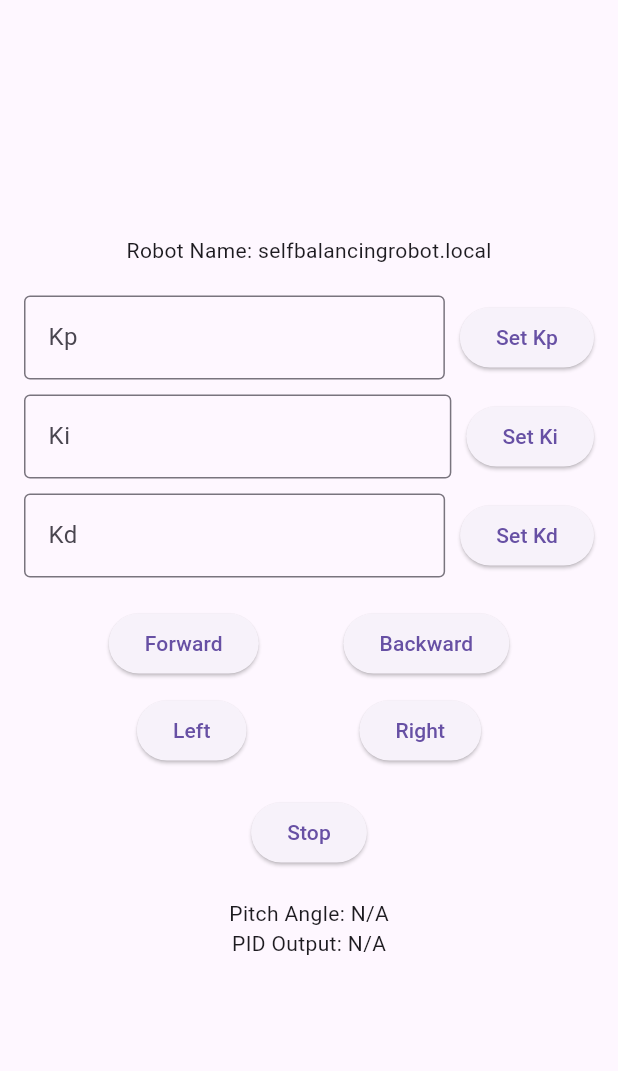
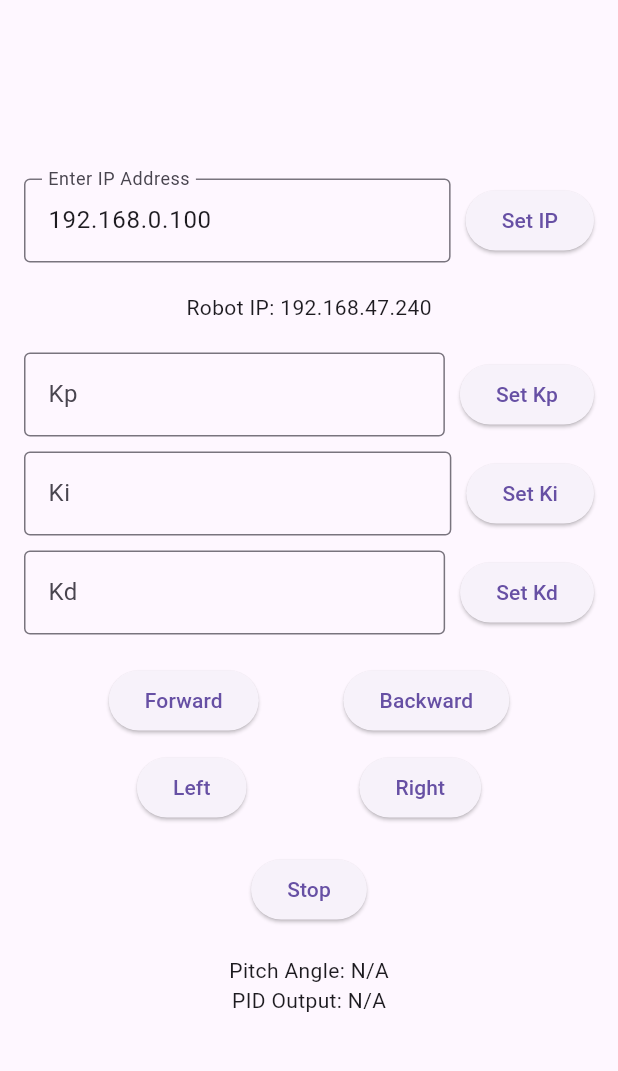
Before and after one commit to theodorostaloumtzis/robot_control_app, a Flutter app: the first screen one second after launch, on a phone screen of 412 x 824 dp, the part 63-1134 px from its top. Run offline on Flutter 3.47's test engine with Material 3 defaults, Android fonts, the light colour scheme and no system bars.

Commit message:
removed the mDNS

```diff
--- a/lib/main.dart
+++ b/lib/main.dart
@@ -25,7 +25,7 @@ class ControlPage extends StatefulWidget {
 }
 
 class _ControlPageState extends State<ControlPage> {
-  String robotName = "selfbalancingrobot.local"; // mDNS name
+  String ipAddress = "192.168.47.240"; // Example IP
   String pitchAngle = "N/A";
   String pidOutput = "N/A";
   String kp = "0.0";
@@ -33,10 +33,12 @@ class _ControlPageState extends State<ControlPage> {
   String kd = "0.0";
   Timer? statusTimer;
 
+  TextEditingController ipController = TextEditingController(text: "192.168.0.100"); // Default IP example
+
   // Function to send motor commands to the ESP32
   Future<void> sendCommand(String command) async {
     try {
-      final url = Uri.http(robotName, "/command", {"command": command});
+      final url = Uri.http(ipAddress, "/command", {"command": command});
       final response = await http.get(url);
       if (response.statusCode == 200) {
         showMessage(response.body);
@@ -51,7 +53,7 @@ class _ControlPageState extends State<ControlPage> {
   // Function to fetch pitch angle and PID output
   Future<void> fetchStatus() async {
     try {
-      final url = Uri.http(robotName, "/status");
+      final url = Uri.http(ipAddress, "/status");
       final response = await http.get(url);
       if (response.statusCode == 200) {
         List<String> status = response.body.split('\n');
@@ -74,7 +76,7 @@ class _ControlPageState extends State<ControlPage> {
   // Function to set individual PID values
   Future<void> setPidValue(String type, String value) async {
     try {
-      final url = Uri.http(robotName, "/set_pid", {type: value});
+      final url = Uri.http(ipAddress, "/set_pid", {type: value});
       final response = await http.get(url); // Use GET for setting individual PID
       if (response.statusCode == 200) {
         showMessage("PID $type set to $value");
@@ -122,7 +124,36 @@ class _ControlPageState extends State<ControlPage> {
         child: Column(
           mainAxisAlignment: MainAxisAlignment.center,
           children: <Widget>[
-            Text('Robot Name: $robotName'),
+            // IP Address Input Field
+            Row(
+              children: [
+                Expanded(
+                  child: TextField(
+                    controller: ipController,
+                    decoration: InputDecoration(
+                      border: OutlineInputBorder(),
+                      labelText: 'Enter IP Address',
+                    ),
+                    keyboardType: TextInputType.number,
+                    onChanged: (value) {
+                      ipAddress = value; // Update IP address as the user types
+                    },
+                  ),
+                ),
+                SizedBox(width: 10),
+                ElevatedButton(
+                  onPressed: () {
+                    setState(() {
+                      ipAddress = ipController.text; // Set the IP address when button is pressed
+                    });
+                    showMessage('IP Address set to $ipAddress');
+                  },
+                  child: Text('Set IP'),
+                ),
+              ],
+            ),
+            SizedBox(height: 20),
+            Text('Robot IP: $ipAddress'),
             SizedBox(height: 20),
             // PID Controls
             buildPidControl('Kp', (value) {
```
